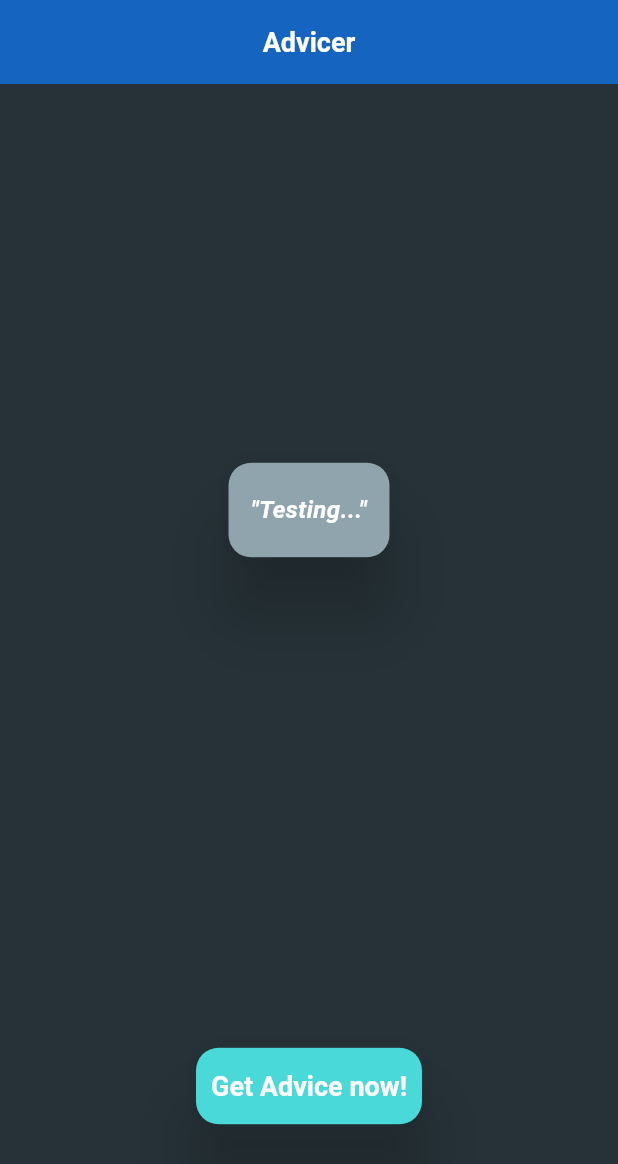
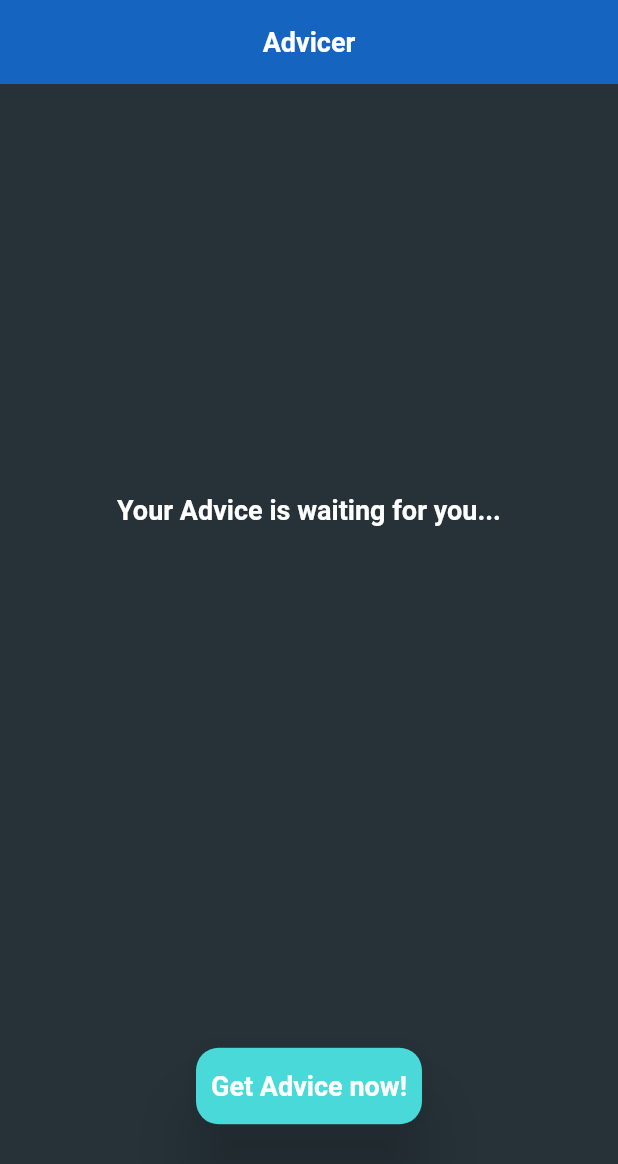
Before and after one commit to NightmindOfficial/advice_app, a Flutter app: the screen it shows after launch, on a phone screen of 412 x 824 dp. Shown: the top 1164 px of the screen. Run offline on Flutter 3.47's test engine with Material 3 defaults, Android fonts, the phone set to English and light mode, and no system bars; our stand-ins replace bloc, flutter_bloc; Roboto replaces fonts that are missing (DM Sans).

Commit message:
Implemented Domain Layer 1/2

```diff
--- a/lib/application/advicer/advicer_bloc.dart
+++ b/lib/application/advicer/advicer_bloc.dart
@@ -1,3 +1,5 @@
+import 'package:advice_app/domain/entities/advice_entity.dart';
+import 'package:advice_app/domain/usecases/advicer_usecases.dart';
 import 'package:bloc/bloc.dart';
 import 'package:flutter/material.dart';
 
@@ -5,16 +7,13 @@ part 'advicer_event.dart';
 part 'advicer_state.dart';
 
 class AdvicerBloc extends Bloc<AdvicerEvent, AdvicerState> {
+  final AdvicerUsecases usecases = AdvicerUsecases();
+
   AdvicerBloc() : super(AdvicerInitial()) {
-    ///Fake Network Request
-    Future sleep1() {
-      return Future.delayed(const Duration(seconds: 2), () => "1");
-    }
-
     on<AdviceRequestedEvent>((event, emit) async {
       emit(AdvicerLoading());
-      await sleep1();
-      emit(AdvicerLoaded(advice: "Testing..."));
+      AdviceEntity adviceEntity = await usecases.getFakeAdvice();
+      emit(AdvicerLoaded(advice: adviceEntity.advice));
     });
   }
 }
--- /dev/null
+++ b/lib/domain/entities/advice_entity.dart
@@ -0,0 +1,9 @@
+class AdviceEntity {
+  AdviceEntity({
+    required this.advice,
+    required this.adviceID,
+  });
+
+  final String advice;
+  final int adviceID;
+}
--- /dev/null
+++ b/lib/domain/repositories/advicer_repository.dart
@@ -0,0 +1,5 @@
+import 'package:advice_app/domain/entities/advice_entity.dart';
+
+abstract class AdvicerRepository {
+  Future<AdviceEntity> getAdviceFromAPI();
+}
--- /dev/null
+++ b/lib/domain/usecases/advicer_usecases.dart
@@ -0,0 +1,16 @@
+import 'package:advice_app/domain/entities/advice_entity.dart';
+
+class AdvicerUsecases {
+  Future<AdviceEntity> getAdvice() async {
+    //TODO Implement Business Logic, e.g. calculations, etc.
+
+    //TODO Call Function from Repository to get Advice
+
+    return AdviceEntity(advice: "Example", adviceID: 42);
+  }
+
+  Future<AdviceEntity> getFakeAdvice() async {
+    await Future.delayed(const Duration(seconds: 2));
+    return AdviceEntity(advice: "Fake Data", adviceID: 420);
+  }
+}
--- a/lib/presentation/advicer/advicer_page.dart
+++ b/lib/presentation/advicer/advicer_page.dart
@@ -27,8 +27,7 @@ class AdvicerPage extends StatelessWidget {
             Expanded(
                 child: Center(
               child: BlocBuilder<AdvicerBloc, AdvicerState>(
-                bloc: BlocProvider.of<AdvicerBloc>(context)
-                  ..add(AdviceRequestedEvent()),
+                bloc: BlocProvider.of<AdvicerBloc>(context),
                 builder: (context, adviceState) {
                   if (adviceState is AdvicerInitial) {
                     return Text(
```
